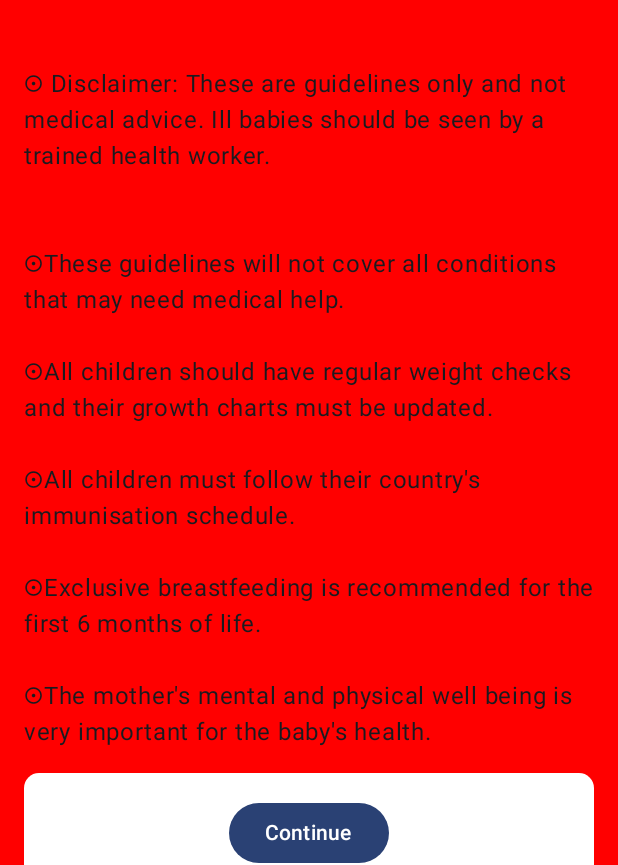
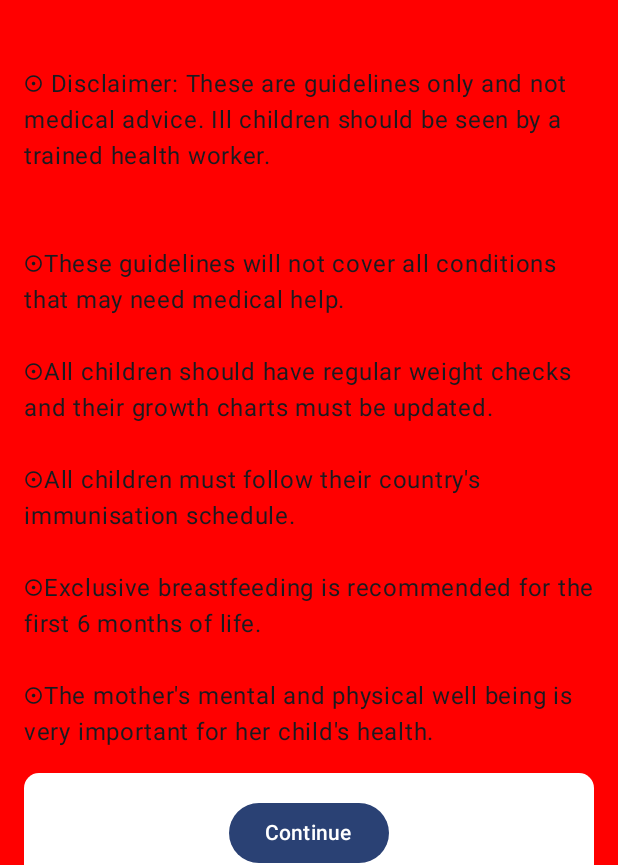
Before and after one commit to pieterjooste/ChildHealth, an Android app built with Jetpack Compose: the composable IntroScreen shown on its own in the app's theme, on a phone screen of 412 x 824 dp. Shown: the part 323-1188 px from the top of the screen. Run offline under Robolectric (Android 15) with nearby library versions, the light colour scheme and no system bars; 1 statement that could not run was skipped.

Commit message:
Final for review 21/01/2024

```diff
--- a/app/src/main/java/com/childhealth/ContentScreen.kt
+++ b/app/src/main/java/com/childhealth/ContentScreen.kt
@@ -31,7 +31,6 @@ import androidx.compose.material3.rememberTopAppBarState
 import androidx.compose.ui.Alignment
 import androidx.compose.ui.text.font.FontWeight
 import androidx.compose.ui.text.style.TextAlign
-import androidx.compose.ui.unit.sp
 import com.childhealth.destinations.SendEmailScreenDestination
 import com.childhealth.destinations.ShareScreenDestination
 import com.childhealth.destinations.TopicScreenDestination
@@ -135,7 +134,6 @@ fun ContentScreen(navigator: DestinationsNavigator) {
                         Text (
                             text = topic.name,
                             textAlign = TextAlign.Center,
-//                            fontSize = 18.sp,
                             fontWeight = FontWeight.Bold,
                             modifier = Modifier
                                 .fillMaxWidth()
--- a/app/src/main/java/com/childhealth/IntroScreen.kt
+++ b/app/src/main/java/com/childhealth/IntroScreen.kt
@@ -59,7 +59,7 @@ fun IntroScreen(onContinue: () -> Unit) {
             )
 
             Text(
-                text ="☉ Disclaimer: These are guidelines only and not medical advice. Ill babies should be seen by a trained health worker.\n\n"
+                text ="☉ Disclaimer: These are guidelines only and not medical advice. Ill children should be seen by a trained health worker.\n\n"
             )
 
             Text(
@@ -72,7 +72,7 @@ fun IntroScreen(onContinue: () -> Unit) {
 
                          ☉Exclusive breastfeeding is recommended for the first 6 months of life.
 
-                         ☉The mother's mental and physical well being is very important for the baby's health.
+                         ☉The mother's mental and physical well being is very important for her child's health.
                     """.trimIndent(),
                 modifier = Modifier
                     .padding(bottom = 16.dp)
```
Also changed, not shown: app/src/main/java/com/childhealth/LaunchScreen.kt (+4 -9 lines), app/src/main/java/com/childhealth/ViewModel.kt (+4 -4 lines), app/src/main/assets/childhealth.json, app/src/main/ic_launcher-playstore.png (added), app/src/main/res/mipmap-hdpi/ic_launcher_foreground.webp (added), app/src/main/res/mipmap-mdpi/ic_launcher_foreground.webp (added), app/src/main/res/mipmap-xhdpi/ic_launcher_foreground.webp (added), app/src/main/res/mipmap-xxhdpi/ic_launcher_foreground.webp (added), app/src/main/res/mipmap-xxxhdpi/ic_launcher_foreground.webp (added).
